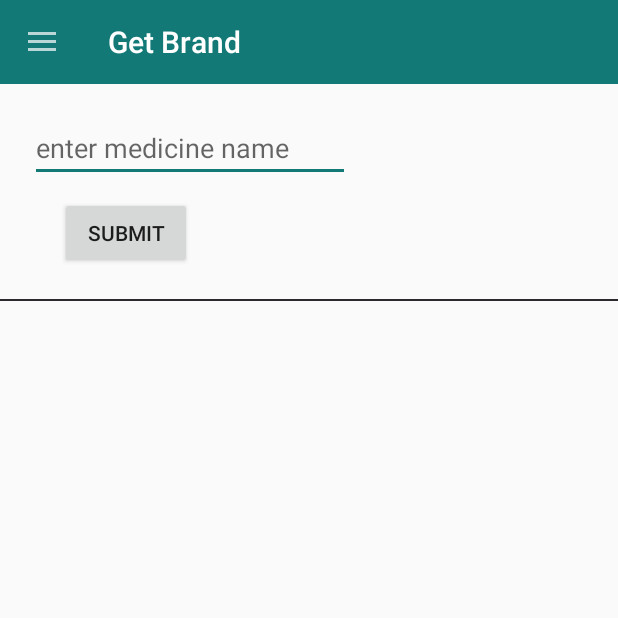
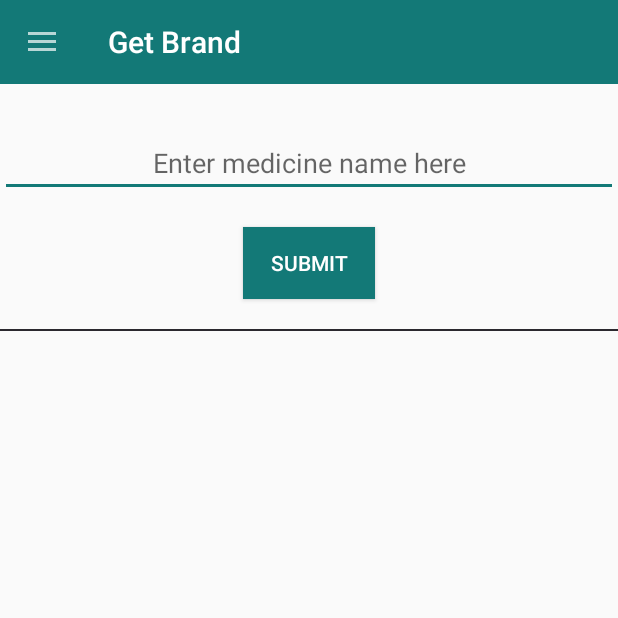
Before and after one commit to architkansal/MediSurf, an Android app: the fragment Drawer shown on its own in the app's theme, after a tap on "* Get Brands", on a phone screen of 412 x 824 dp, the top half of it. Run offline under Robolectric (Android 15) with nearby library versions, the light colour scheme and no system bars.

Commit message:
UI Completed

```diff
--- a/MediSurf/app/src/main/AndroidManifest.xml
+++ b/MediSurf/app/src/main/AndroidManifest.xml
@@ -29,7 +29,7 @@
             android:label="@string/title_activity_home" />
         <activity
             android:name=".OptimizeBill"
-            android:label="Optimize Bill" />
+            android:label="Customize Bill" />
         <activity
             android:name=".GetBrands"
             android:label="Get Brand" />
--- a/MediSurf/app/src/main/java/com/medisurf/medisurf/Display_Brands.java
+++ b/MediSurf/app/src/main/java/com/medisurf/medisurf/Display_Brands.java
@@ -27,6 +27,6 @@ public class Display_Brands extends AppCompatActivity {
         salt_name  = (TextView) findViewById(R.id.brand_name);
         Desc = (TextView) findViewById(R.id.brand_desc);
         salt_name.setText(salt.toString());
-        Desc.setText(desc.toString());
+        Desc.setText("DESCRIPTION"+desc.toString());
     }
 }
--- a/MediSurf/app/src/main/java/com/medisurf/medisurf/Display_Salt.java
+++ b/MediSurf/app/src/main/java/com/medisurf/medisurf/Display_Salt.java
@@ -37,7 +37,7 @@ public class Display_Salt extends AppCompatActivity {
         salt_name  = (TextView) findViewById(R.id.salt_name);
         Desc = (TextView) findViewById(R.id.salt_description);
         salt_name.setText(salt.toString());
-        Desc.setText(desc.toString());
+        Desc.setText("DESCRIPTION"+desc.toString());
     }
 
 }
--- a/MediSurf/app/src/main/java/com/medisurf/medisurf/Drawer.java
+++ b/MediSurf/app/src/main/java/com/medisurf/medisurf/Drawer.java
@@ -51,7 +51,7 @@ public class Drawer extends Fragment {
 //        SharedPreferences prefs = this.getActivity().getSharedPreferences(Constants.APP_PREFERENCE, this.getActivity().MODE_PRIVATE);
 //        String restoredText = prefs.getString(Constants.isSignedIN, null);
 //=======
-        String[] titles={"* About MediSurf","* Optimize Bill","* Get Alternatives","* Get Brands","* Get Generic Name"};
+        String[] titles={"* About MediSurf","* Customize Bill","* Get Alternatives","* Get Brands","* Get Generic Name"};
 
         for (int i=0;i<titles.length;i++){
             List_item current= new List_item();
--- a/MediSurf/app/src/main/java/com/medisurf/medisurf/R_ViewAdapter.java
+++ b/MediSurf/app/src/main/java/com/medisurf/medisurf/R_ViewAdapter.java
@@ -89,7 +89,7 @@ public class R_ViewAdapter extends RecyclerView.Adapter<R_ViewAdapter.R_ViewHold
                 String type = title.getText().toString().toLowerCase();
 
                 //System.out.println("ANSHUL GOYAL" + type);
-                if (type.equals("* optimize bill")) {
+                if (type.equals("* customize bill")) {
                     I = new Intent(item_context, OptimizeBill.class);
                 } else if (type.equals("* get alternatives")) {
                     I = new Intent(item_context, getAlternatives.class);
--- a/MediSurf/app/src/main/java/com/medisurf/medisurf/URLGenerator.java
+++ b/MediSurf/app/src/main/java/com/medisurf/medisurf/URLGenerator.java
@@ -5,5 +5,5 @@ package com.medisurf.medisurf;
  */
 
 public class URLGenerator {
-    public static String ip = "172.30.112.229/medisurf";
+    public static String ip = "172.30.112.144:8088/medisurf";
 }
--- a/MediSurf/app/src/main/res/layout/activity_display__bill.xml
+++ b/MediSurf/app/src/main/res/layout/activity_display__bill.xml
@@ -63,7 +63,7 @@
 
 
                 <TextView
-                    android:text="Optimized Bill :   "
+                    android:text="Customized Bill :   "
                     android:layout_width="wrap_content"
                     android:layout_height="wrap_content"
                     android:layout_below="@+id/pb"
--- a/MediSurf/app/src/main/res/layout/activity_get_brands.xml
+++ b/MediSurf/app/src/main/res/layout/activity_get_brands.xml
@@ -27,30 +27,27 @@
                 android:layout_height="match_parent">
 
     <EditText
+        android:gravity="center"
+        android:layout_width="match_parent"
+        android:layout_height="match_parent"
+        android:hint="Enter medicine name here"
+        android:id="@+id/medicine"
+        android:layout_alignParentTop="true"
+        android:layout_alignParentRight="true"
+        android:layout_alignParentEnd="true"
+        android:layout_marginTop="30sp" />
+
+    <Button
+        android:text="submit"
+        android:gravity="center"
         android:layout_width="wrap_content"
         android:layout_height="wrap_content"
-        android:inputType="textPersonName"
-        android:hint="enter medicine name"
-        android:ems="10"
-        android:layout_alignParentTop="true"
-        android:layout_alignParentLeft="true"
-        android:layout_alignParentStart="true"
-        android:layout_marginLeft="20dp"
-        android:layout_marginStart="20dp"
-        android:layout_marginTop="20dp"
-        android:id="@+id/medicine" />
-
-    <Button
-        android:text="Submit"
-        android:layout_width="wrap_content"
-        android:layout_height="wrap_content"
-        android:layout_below="@+id/medicine"
-        android:layout_alignLeft="@+id/medicine"
-        android:layout_alignStart="@+id/medicine"
-        android:layout_marginLeft="20dp"
-        android:layout_marginStart="20dp"
-        android:layout_marginTop="10dp"
-        android:id="@+id/btnbrand" />
+        android:layout_centerHorizontal="true"
+        android:background="@color/primarycolor"
+        android:textColor="#FFFFFF"
+        android:layout_marginTop="20sp"
+        android:id="@+id/btnbrand"
+        android:layout_below="@+id/medicine" />
 
                 <ImageView
                     android:layout_width="match_parent"
--- a/MediSurf/app/src/main/res/layout/activity_optimiziebill.xml
+++ b/MediSurf/app/src/main/res/layout/activity_optimiziebill.xml
@@ -53,7 +53,7 @@
                 android:id="@+id/btn1"
                 android:layout_width="wrap_content"
                 android:layout_height="wrap_content"
-                android:text=" Optimize Prescription "
+                android:text=" Customize Prescription "
                 android:layout_below="@+id/btn"
                 android:layout_centerHorizontal="true"
                 android:background="@color/primarycolor"
```
Also changed, not shown: MediSurf/app/src/main/java/com/medisurf/medisurf/Display_Alternatives.java (+11 -1 lines), MediSurf/app/src/main/res/layout/activity_display__alternatives.xml (+8 -0 lines), MediSurf/app/src/main/res/layout/activity_display__brands.xml (+25 -9 lines), MediSurf/app/src/main/res/layout/activity_display__salt.xml (+31 -10 lines), MediSurf/app/src/main/res/layout/activity_get_alternatives.xml (+24 -23 lines), MediSurf/app/src/main/res/layout/activity_get_salt.xml (+18 -21 lines).
